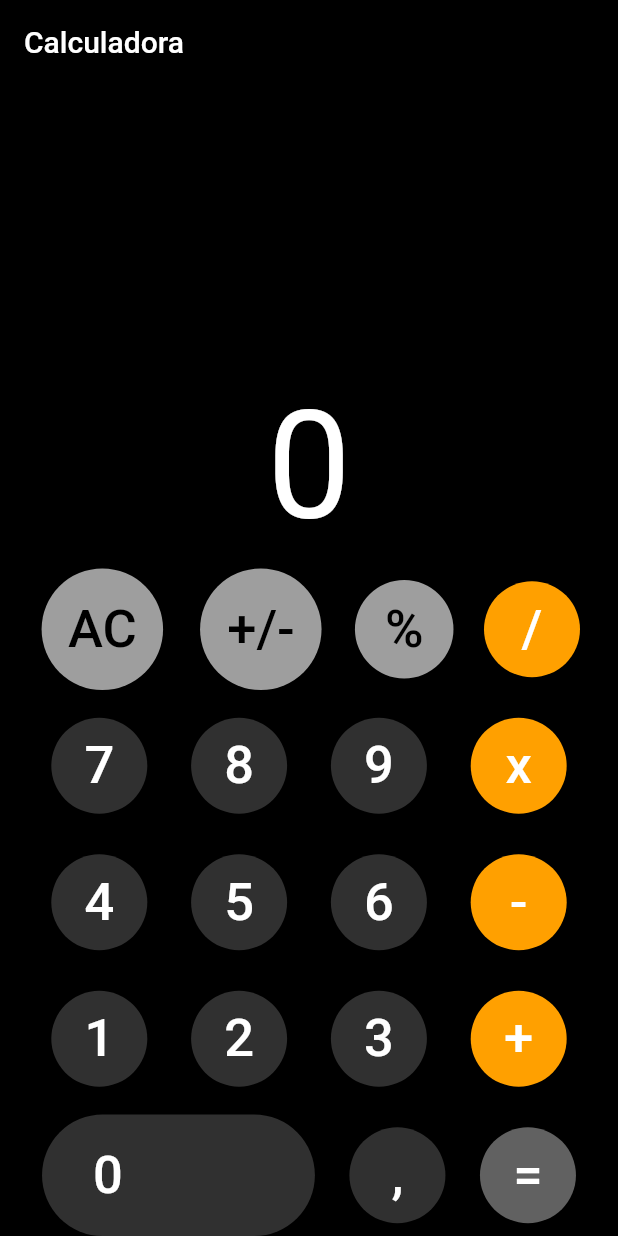
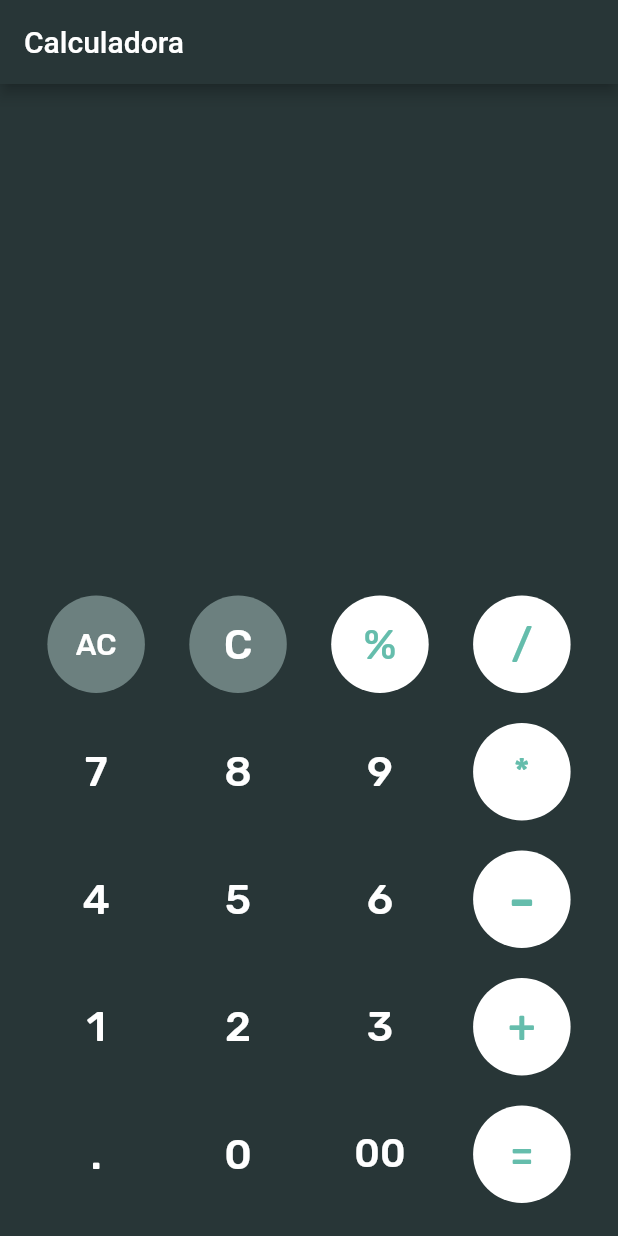
Before and after one commit to rodrigomatta/spymap-flutter-app, a Flutter app: the screen it shows after launch, on a phone screen of 412 x 824 dp. Run offline on Flutter 3.47's test engine with Material 2 defaults, Android fonts, the light colour scheme and no system bars; our stand-ins replace animated_background, cloud_firestore, firebase_auth, firebase_core, google_fonts, google_maps_flutter and 3 more; accounts and stored records are empty.

Commit message:
update fakeCalc and mapLogic
update fakeCalc and mapLogic

```diff
--- a/lib/main.dart
+++ b/lib/main.dart
@@ -15,8 +15,7 @@ void main() async { // Função principal que é o ponto de entrada do aplicativ
         ChangeNotifierProvider(create: (context) => AuthService()), // Fornece o serviço de autenticação para o aplicativo
       ],
       child: MaterialApp( // Cria o aplicativo com Material Design
-        //home: AuthCheck(), // Define AuthCheck como a primeira tela do aplicativo
-        home: CalculatorFakePage(),
+        home: CalculatorFakePage(key: UniqueKey()), // Define AuthCheck como a primeira tela do aplicativo
         debugShowCheckedModeBanner: false, // Remove o banner de modo de depuração
       )
     )
--- a/lib/paginas/calculatorFakePage.dart
+++ b/lib/paginas/calculatorFakePage.dart
@@ -1,256 +1,265 @@
 import 'package:flutter/material.dart';
-import 'package:spymap/widgets/authCheck.dart';
+import 'package:spymap/widgets/authCheck.dart'; // Import do widget de verificação de autenticação
+import 'package:math_expressions/math_expressions.dart';
+import 'package:google_fonts/google_fonts.dart';
+import 'package:spymap/widgets/calcButton.dart';
 
+// Definindo a classe CalculatorFakePage que é um StatefulWidget
 class CalculatorFakePage extends StatefulWidget {
-  const CalculatorFakePage({Key? key});
+  const CalculatorFakePage({required Key key}) : super(key: key);
 
   @override
-  State<CalculatorFakePage> createState() => _CalculatorFakePageState();
+  CalculatorFakePageState createState() => CalculatorFakePageState();
 }
 
-class _CalculatorFakePageState extends State<CalculatorFakePage> {
-  // Função para criar um botão da calculadora
-  Widget botaoCalculadora(String textoBotao, Color corBotao, Color corTexto) {
-    return Container(
-      child: ElevatedButton(
-        onPressed: () {
-          // TODO: Adicionar lógica para pressionar o botão
-          calculo(textoBotao);
-        },
-        child: Text(
-          textoBotao,
-          style: TextStyle(
-            fontSize: 35,
-            color: corTexto,
-          ),
-        ),
-        style: ElevatedButton.styleFrom(
-          primary: corBotao, // Cor de fundo do botão
-          shape: CircleBorder(),
-          padding: EdgeInsets.all(20),
-        ),
-      ),
+// Estado da página da calculadora
+class CalculatorFakePageState extends State<CalculatorFakePage> {
+  // Variáveis para armazenar o histórico e a expressão atual
+  String _historico = ''; // Histórico de expressões
+  String _expressao = ''; // Expressão atual sendo construída
+
+  // Função chamada ao clicar nos botões numéricos e de operação
+  void clicarNumero(String texto) {
+    // Verificando se o texto é '%' e a expressão é '53105' para redirecionar para a tela de autenticação
+    if (texto == '%' && _expressao == '53105') {
+      Navigator.push(
+        context,
+        MaterialPageRoute(builder: (context) => AuthCheck()),
       );
+    } else {
+      // Adicionando o texto à expressão atual
+      setState(() => _expressao += texto);
+    }
   }
 
+  // Função chamada ao clicar no botão "AC" (All Clear)
+  void limparTudo(String texto) {
+    // Limpando tanto o histórico quanto a expressão atual
+    setState(() {
+      _historico = '';
+      _expressao = '';
+    });
+  }
+
+  // Função chamada ao clicar no botão "C" (Clear)
+  void limpar(String texto) {
+    // Limpando apenas a expressão atual
+    setState(() {
+      _expressao = '';
+    });
+  }
+
+  // Função chamada ao clicar no botão "=" (Igual)
+  void avaliar(String texto) {
+    // Criando um parser e um contexto para avaliar a expressão matemática
+    Parser p = Parser();
+    ContextModel cm = ContextModel();
+
+    try {
+      // Verificando se a expressão não está vazia
+      if (_expressao.isNotEmpty) {
+        // Fazendo o parsing e avaliação da expressão
+        Expression exp = p.parse(_expressao);
+
+        setState(() {
+          // Atualizando o histórico e a expressão atual
+          _historico = _expressao;
+          _expressao = exp.evaluate(EvaluationType.REAL, cm).toString();
+        });
+      } else {
+        // Tratar o caso em que a expressão está vazia
+        print('Expressão está vazia');
+      }
+    } catch (e) {
+      // Tratar erro de parsing
+      print('Erro ao analisar a expressão: $e');
+    }
+  }
+
+  // Método build para construir a interface da página
   @override
   Widget build(BuildContext context) {
     return Scaffold(
-      backgroundColor: Colors.black,
       appBar: AppBar(
         title: Text('Calculadora'),
-        backgroundColor: Colors.black,
+        backgroundColor: const Color(0xFF283637),
       ),
-      body: Padding(
-        padding: EdgeInsets.symmetric(horizontal: 5),
-        child: Column(
-          mainAxisAlignment: MainAxisAlignment.end,
-          children: [
-            // Tela da calculadora
-            SingleChildScrollView(
-              scrollDirection: Axis.vertical,
+      backgroundColor: const Color(0xFF283637),
+      body: Container(
+        padding: const EdgeInsets.all(12),
         child: Column(
           mainAxisAlignment: MainAxisAlignment.end,
           children: <Widget>[
-                  Padding(
-                    padding: const EdgeInsets.all(10.0),
+            // Exibindo o histórico no canto inferior direito
+            Align(
+              alignment: Alignment.bottomRight,
+              child: Padding(
+                padding: const EdgeInsets.only(right: 12),
                 child: Text(
-                      textoTela,
-                      textAlign: TextAlign.left,
-                      style: TextStyle(
-                        color: Colors.white,
-                        fontSize: 100,
+                  _historico,
+                  style: GoogleFonts.rubik(
+                    textStyle: TextStyle(
+                      fontSize: 24,
+                      color: const Color(0xFF545F61),
                     ),
                   ),
                 ),
-                  Row(
-                    mainAxisAlignment: MainAxisAlignment.spaceEvenly,
-                    children: [
-                      // Botões de operações
-                      botaoCalculadora('AC', Colors.grey, Colors.black),
-                      botaoCalculadora('+/-', Colors.grey, Colors.black),
-                      botaoCalculadora('%', Colors.grey, Colors.black),
-                      botaoCalculadora('/', Colors.amber[700]!, Colors.white),
-                    ],
               ),
-                  SizedBox(height: 10),
-                  Row(
-                    mainAxisAlignment: MainAxisAlignment.spaceEvenly,
-                    children: [
-                      botaoCalculadora('7', Colors.grey[850]!, Colors.white),
-                      botaoCalculadora('8', Colors.grey[850]!, Colors.white),
-                      botaoCalculadora('9', Colors.grey[850]!, Colors.white),
-                      botaoCalculadora('x', Colors.amber[700]!, Colors.white),
-                    ],
             ),
-                  SizedBox(height: 10),
-                  Row(
-                    mainAxisAlignment: MainAxisAlignment.spaceEvenly,
-                    children: [
-                      botaoCalculadora('4', Colors.grey[850]!, Colors.white),
-                      botaoCalculadora('5', Colors.grey[850]!, Colors.white),
-                      botaoCalculadora('6', Colors.grey[850]!, Colors.white),
-                      botaoCalculadora('-', Colors.amber[700]!, Colors.white),
-                    ],
-                  ),
-                  SizedBox(height: 10),
-                  Row(
-                    mainAxisAlignment: MainAxisAlignment.spaceEvenly,
-                    children: [
-                      botaoCalculadora('1', Colors.grey[850]!, Colors.white),
-                      botaoCalculadora('2', Colors.grey[850]!, Colors.white),
-                      botaoCalculadora('3', Colors.grey[850]!, Colors.white),
-                      botaoCalculadora('+', Colors.amber[700]!, Colors.white),
-                    ],
-                  ),
-                  SizedBox(height: 10),
-                  Row(
-                    mainAxisAlignment: MainAxisAlignment.spaceEvenly,
-                    children: [
-                      // Botão 0
-                      ElevatedButton(
-                        style: ElevatedButton.styleFrom(
-                          primary: Colors.grey[850], // Cor de fundo do botão
-                          shape: StadiumBorder(),
-                          padding: EdgeInsets.fromLTRB(34, 20, 128, 20),
-                        ),
-                        onPressed: () {
-                          // Lógica do botão 0
-                          calculo('0');
-                        },
+            // Exibindo a expressão atual no canto inferior direito
+            Align(
+              alignment: Alignment.bottomRight,
+              child: Padding(
+                padding: const EdgeInsets.all(12),
                 child: Text(
-                          "0",
-                          style: TextStyle(
-                            fontSize: 35,
+                  _expressao,
+                  style: GoogleFonts.rubik(
+                    textStyle: TextStyle(
+                      fontSize: 48,
                       color: Colors.white,
                     ),
                   ),
                 ),
-                      botaoCalculadora(',', Colors.grey[850]!, Colors.white),
-                      botaoCalculadora('=', Colors.grey[700]!, Colors.white),
-                    ],
-                  )
+              ),
+            ),
+            const SizedBox(height: 40),
+            // Linhas de botões organizados em filas
+            Row(
+              mainAxisAlignment: MainAxisAlignment.spaceEvenly,
+              children: <Widget>[
+                // Botão "AC"
+                BotaoCalculadora(
+                  texto: 'AC',
+                  preenchimentoCor: 0xFF6C807F,
+                  tamanhoTexto: 20,
+                  funcaoCallback: limparTudo,
+                ),
+                // Botão "C"
+                BotaoCalculadora(
+                  texto: 'C',
+                  preenchimentoCor: 0xFF6C807F,
+                  funcaoCallback: limpar,
+                ),
+                // Botão "%"
+                BotaoCalculadora(
+                  texto: '%',
+                  preenchimentoCor: 0xFFFFFFFF,
+                  corTexto: 0xFF65BDAC,
+                  funcaoCallback: clicarNumero,
+                ),
+                // Botão "/"
+                BotaoCalculadora(
+                  texto: '/',
+                  preenchimentoCor: 0xFFFFFFFF,
+                  corTexto: 0xFF65BDAC,
+                  funcaoCallback: clicarNumero,
+                ),
               ],
             ),
+            // Linha de botões numéricos e operadores
+            Row(
+              mainAxisAlignment: MainAxisAlignment.spaceEvenly,
+              children: <Widget>[
+                // Botões numéricos de 7 a 9 e operador "*"
+                BotaoCalculadora(
+                  texto: '7',
+                  funcaoCallback: clicarNumero,
+                ),
+                BotaoCalculadora(
+                  texto: '8',
+                  funcaoCallback: clicarNumero,
+                ),
+                BotaoCalculadora(
+                  texto: '9',
+                  funcaoCallback: clicarNumero,
+                ),
+                BotaoCalculadora(
+                  texto: '*',
+                  preenchimentoCor: 0xFFFFFFFF,
+                  corTexto: 0xFF65BDAC,
+                  tamanhoTexto: 24,
+                  funcaoCallback: clicarNumero,
+                ),
+              ],
+            ),
+            // Linha de botões numéricos de 4 a 6 e operador "-"
+            Row(
+              mainAxisAlignment: MainAxisAlignment.spaceEvenly,
+              children: <Widget>[
+                BotaoCalculadora(
+                  texto: '4',
+                  funcaoCallback: clicarNumero,
+                ),
+                BotaoCalculadora(
+                  texto: '5',
+                  funcaoCallback: clicarNumero,
+                ),
+                BotaoCalculadora(
+                  texto: '6',
+                  funcaoCallback: clicarNumero,
+                ),
+                BotaoCalculadora(
+                  texto: '-',
+                  preenchimentoCor: 0xFFFFFFFF,
+                  corTexto: 0xFF65BDAC,
+                  tamanhoTexto: 38,
+                  funcaoCallback: clicarNumero,
+                ),
+              ],
+            ),
+            // Linha de botões numéricos de 1 a 3 e operador "+"
+            Row(
+              mainAxisAlignment: MainAxisAlignment.spaceEvenly,
+              children: <Widget>[
+                BotaoCalculadora(
+                  texto: '1',
+                  funcaoCallback: clicarNumero,
+                ),
+                BotaoCalculadora(
+                  texto: '2',
+                  funcaoCallback: clicarNumero,
+                ),
+                BotaoCalculadora(
+                  texto: '3',
+                  funcaoCallback: clicarNumero,
+                ),
+                BotaoCalculadora(
+                  texto: '+',
+                  preenchimentoCor: 0xFFFFFFFF,
+                  corTexto: 0xFF65BDAC,
+                  tamanhoTexto: 30,
+                  funcaoCallback: clicarNumero,
+                ),
+              ],
+            ),
+            // Linha de botões "." , "0", "00" e "="
+            Row(
+              mainAxisAlignment: MainAxisAlignment.spaceEvenly,
+              children: <Widget>[
+                BotaoCalculadora(
+                  texto: '.',
+                  funcaoCallback: clicarNumero,
+                ),
+                BotaoCalculadora(
+                  texto: '0',
+                  funcaoCallback: clicarNumero,
+                ),
+                BotaoCalculadora(
+                  texto: '00',
+                  funcaoCallback: clicarNumero,
+                  tamanhoTexto: 26,
+                ),
+                BotaoCalculadora(
+                  texto: '=',
+                  preenchimentoCor: 0xFFFFFFFF,
+                  corTexto: 0xFF65BDAC,
+                  funcaoCallback: avaliar,
+                ),
+              ],
             ),
           ],
         ),
       ),
     );
   }
-
-  // Lógica da calculadora
-  dynamic textoTela = '0';
-  double numeroUm = 0;
-  double numeroDois = 0;
-
-  dynamic resultado = '';
-  dynamic resultadoFinal = '';
-  dynamic operacao = '';
-  dynamic operacaoAnterior = '';
-
-  void calculo(textoBotao) {
-    if (textoBotao == 'AC') {
-      textoTela = '0';
-      numeroUm = 0;
-      numeroDois = 0;
-      resultado = '';
-      resultadoFinal = '0';
-      operacao = '';
-      operacaoAnterior = '';
-    } else if (operacao == '=' && textoBotao == '=') {
-      if (operacaoAnterior == '+') {
-        resultadoFinal = somar();
-      } else if (operacaoAnterior == '-') {
-        resultadoFinal = subtrair();
-      } else if (operacaoAnterior == 'x') {
-        resultadoFinal = multiplicar();
-      } else if (operacaoAnterior == '/') {
-        resultadoFinal = dividir();
 }
-    } else if (textoBotao == '+' || textoBotao == '-' || textoBotao == 'x' || textoBotao == '/' || textoBotao == '=') {
-      if (numeroUm == 0) {
-        numeroUm = double.parse(resultado.replaceAll(',', '.'));
-      } else {
-        numeroDois = double.parse(resultado.replaceAll(',', '.'));
-      }
-
-      if (operacao == '+') {
-        resultadoFinal = somar();
-      } else if (operacao == '-') {
-        resultadoFinal = subtrair();
-      } else if (operacao == 'x') {
-        resultadoFinal = multiplicar();
-      } else if (operacao == '/') {
-        resultadoFinal = dividir();
-      }
-      operacaoAnterior = operacao;
-      operacao = textoBotao;
-      resultado = '';
-    } else if (textoBotao == '%') {
-      if (resultado == '53105') {
-        // Redirecionar para AuthCheck em caso de condição específica
-        Navigator.push(
-          context,
-          MaterialPageRoute(builder: (context) => AuthCheck()),
-        );
-      } else {
-        if (double.tryParse(resultado) != null) {
-          resultado = (numeroUm / 100).toString();
-          resultadoFinal = contemDecimal(resultado);
-        } else {
-          // Exibir Snackbar em caso de erro
-          ScaffoldMessenger.of(context).showSnackBar(
-            SnackBar(content: Text('Erro: valor inválido para porcentagem')),
-          );
-        }
-      }
-    } else if (textoBotao == '.') {
-      if (!resultado.toString().contains('.')) {
-        resultado = resultado.toString() + '.';
-      }
-      resultadoFinal = resultado;
-    } else if (textoBotao == '+/-') {
-      resultado.toString().startsWith('-') ? resultado = resultado.toString().substring(1) : resultado = '-' + resultado.toString();
-      resultadoFinal = resultado;
-    } else {
-      resultado = resultado + textoBotao;
-      resultadoFinal = resultado;
-    }
-    setState(() {
-      textoTela = resultadoFinal;
-    });
-  }
-
-  String somar() {
-    resultado = (numeroUm + numeroDois).toString();
-    numeroUm = double.parse(resultado);
-    return contemDecimal(resultado);
-  }
-
-  String subtrair() {
-    resultado = (numeroUm - numeroDois).toString();
-    numeroUm = double.parse(resultado);
-    return contemDecimal(resultado);
-  }
-
-  String multiplicar() {
-    resultado = (numeroUm * numeroDois).toString();
-    numeroUm = double.parse(resultado);
-    return contemDecimal(resultado);
-  }
-
-  String dividir() {
-    resultado = (numeroUm / numeroDois).toString();
-    numeroUm = double.parse(resultado);
-    return contemDecimal(resultado);
-  }
-
-  String contemDecimal(resultado) {
-    if (resultado.toString().contains('.')) {
-      List<String> splitDecimal = resultado.toString().split('.');
-      if (!(int.parse(splitDecimal[1]) > 0)) resultado = splitDecimal[0].toString();
-    }
-    return resultado.toString().replaceAll('.', ',');
-  }
-}
--- /dev/null
+++ b/lib/widgets/calcButton.dart
@@ -0,0 +1,66 @@
+// Importando os pacotes necessários do Flutter e do Google Fonts
+import 'package:flutter/material.dart';
+import 'package:google_fonts/google_fonts.dart';
+
+// Definindo a classe BotaoCalculadora que é um StatelessWidget
+class BotaoCalculadora extends StatelessWidget {
+  // Declarando os parâmetros necessários para a construção do botão
+  final String texto;
+  final int preenchimentoCor;
+  final int corTexto;
+  final double tamanhoTexto;
+  final Function(String) funcaoCallback;
+
+  // Construtor da classe
+  const BotaoCalculadora({
+    Key? key,
+    // Parâmetros obrigatórios
+    required this.texto,
+    required this.funcaoCallback,
+    // Parâmetros opcionais com valores padrão
+    this.preenchimentoCor = 0,
+    this.corTexto = 0xFFFFFFFF,
+    this.tamanhoTexto = 28,
+  }) : super(key: key);
+
+  // Método build para construir a interface do widget
+  @override
+  Widget build(BuildContext context) {
+    // Retornando um contêiner com margem
+    return Container(
+      margin: const EdgeInsets.all(10),
+      // Utilizando um SizedBox para limitar as dimensões do botão
+      child: SizedBox(
+        width: 65,
+        height: 65,
+        // Utilizando um TextButton como botão
+        child: TextButton(
+          // Configurando o estilo do TextButton
+          style: TextButton.styleFrom(
+            // Definindo a forma do botão como circular
+            shape: RoundedRectangleBorder(
+              borderRadius: BorderRadius.circular(50.0),
+            ),
+            // Definindo a cor de fundo com base no parâmetro preenchimentoCor
+            backgroundColor: preenchimentoCor != 0 ? Color(preenchimentoCor) : null,
+            // Definindo a cor do texto com base no parâmetro corTexto
+            primary: Color(corTexto),
+          ),
+          // Definindo a ação a ser executada quando o botão é pressionado
+          onPressed: () {
+            funcaoCallback(texto);
+          },
+          // Exibindo o texto no botão utilizando a fonte Rubik do Google Fonts
+          child: Text(
+            texto,
+            style: GoogleFonts.rubik(
+              textStyle: TextStyle(
+                fontSize: tamanhoTexto,
+              ),
+            ),
+          ),
+        ),
+      ),
+    );
+  }
+}
--- a/pubspec.yaml
+++ b/pubspec.yaml
@@ -43,6 +43,8 @@ dependencies:
   location: ^5.0.3
   permission_handler: ^11.0.1
   animated_background: ^2.0.0
+  google_fonts: ^6.1.0
+  math_expressions: ^2.4.0
 
 dev_dependencies:
   flutter_test:
@@ -69,7 +71,9 @@ flutter:
   # To add assets to your application, add an assets section, like this:
   assets:
     - images/spy.png
-  #   - images/a_dot_ham.jpeg
+    - images/pontoazul.png
+    - images/pontovermelho.jpg
+    - images/nicolascage.png
 
   # An image asset can refer to one or more resolution-specific "variants", see
   # https://flutter.dev/assets-and-images/#resolution-aware
```
Also changed, not shown: lib/paginas/configPage.dart (+90 -20 lines), lib/paginas/homePage.dart (+8 -1 lines), lib/paginas/localizPage.dart (+36 -24 lines), lib/paginas/mapPage.dart (+47 -4 lines), images/nicolascage.png (added), images/pontoazul.png (added), images/pontovermelho.jpg (added), pubspec.lock, 3 other files. Lines whose indentation alone changed are shown as unchanged.
